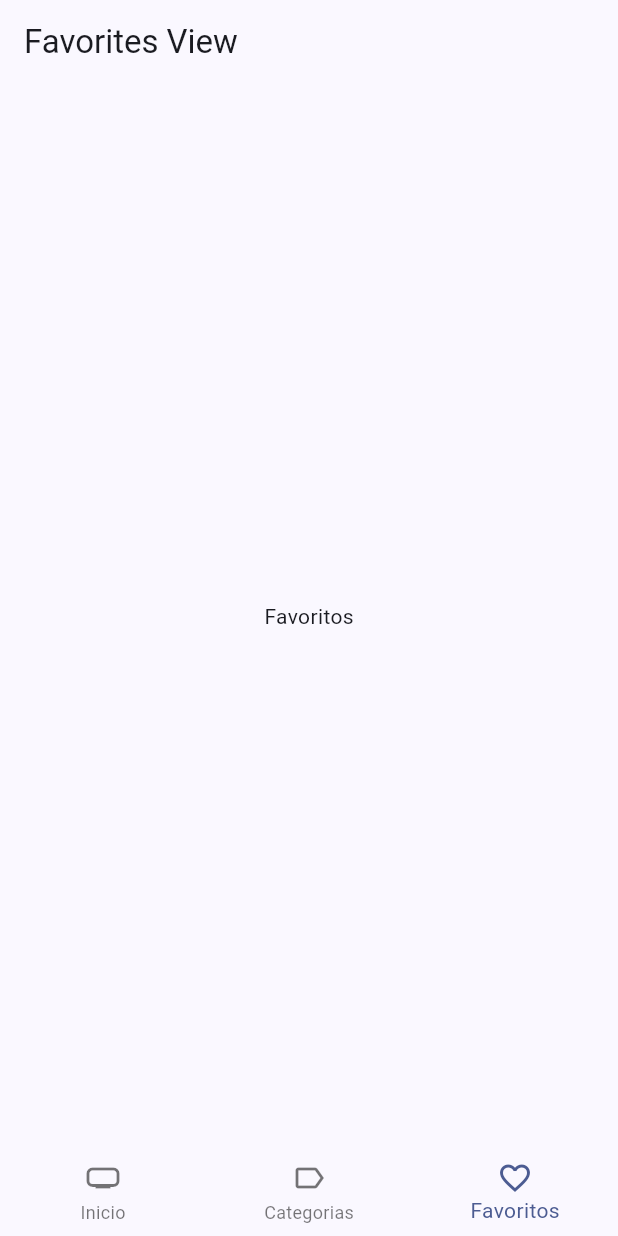
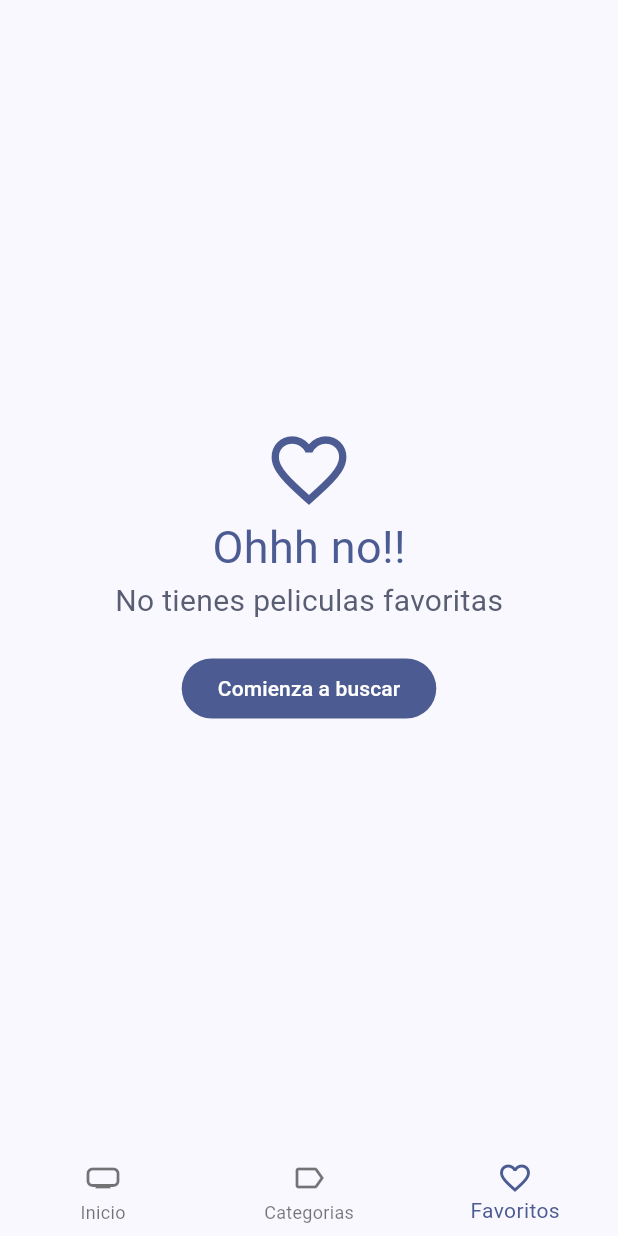
Before and after one commit to adrixpho/cinemapedia, a Flutter app: the screen it shows after launch, item 3 of the bottom bar chosen, on a phone screen of 412 x 824 dp. Run offline on Flutter 3.47's test engine with Material 2 defaults, Android fonts, the phone set to English and light mode, and no system bars; our stand-ins replace animate_do, card_swiper, dio, flutter_dotenv, flutter_riverpod, go_router and 1 more; accounts and stored records are empty; generated files the repository leaves out were written again; network calls fail.

Commit message:
Added favorites and persistance with Isar DB

```diff
--- a/lib/config/router/app_router.dart
+++ b/lib/config/router/app_router.dart
@@ -1,4 +1,3 @@
-import 'package:cinemapedia/presentation/views/views.dart';
 import 'package:go_router/go_router.dart';
 
 import '../../presentation/screens/screens.dart';
--- a/lib/domain/entities/movie.dart
+++ b/lib/domain/entities/movie.dart
@@ -1,4 +1,11 @@
+import 'package:isar/isar.dart';
+
+part 'movie.g.dart';
+
+@collection
 class Movie {
+  Id? isarId;
+
   final bool adult;
   final String backdropPath;
   final List<String> genreIds;
--- a/lib/presentation/providers/providers.dart
+++ b/lib/presentation/providers/providers.dart
@@ -8,3 +8,6 @@ export 'actors/actors_by_movie_provider.dart';
 export 'actors/actors_repo_provider.dart';
 
 export 'search/search_movies_provider.dart';
+
+export 'storage/local_storage_provider.dart';
+export 'storage/favorites_movies_provider.dart';
--- /dev/null
+++ b/lib/presentation/providers/storage/local_storage_provider.dart
@@ -0,0 +1,6 @@
+import 'package:cinemapedia/infrastructure/datasources/isar_datasource.dart';
+import 'package:cinemapedia/infrastructure/repositories/local_storage_impl.dart';
+import 'package:flutter_riverpod/flutter_riverpod.dart';
+
+final localStorageProvider =
+    Provider((ref) => LocalStorageImpl(IsarDatasource()));
--- a/lib/presentation/views/home_views/favorites_view.dart
+++ b/lib/presentation/views/home_views/favorites_view.dart
@@ -1,16 +1,83 @@
+import 'package:cinemapedia/presentation/providers/providers.dart';
+import 'package:cinemapedia/presentation/widgets/widgets.dart';
 import 'package:flutter/material.dart';
+import 'package:flutter_riverpod/flutter_riverpod.dart';
+import 'package:go_router/go_router.dart';
 
-class FavoritesView extends StatelessWidget {
+import '../../../domain/entities/entities.dart';
+
+class FavoritesView extends ConsumerStatefulWidget {
   const FavoritesView({Key? key}) : super(key: key);
 
   @override
+  FavoritesViewState createState() => FavoritesViewState();
+}
+
+class FavoritesViewState extends ConsumerState<FavoritesView> {
+  bool isLoading = false;
+  bool isLastPage = false;
+
+  @override
+  void initState() {
+    super.initState();
+
+    loadNextPage();
+  }
+
+  void loadNextPage() async {
+    if (isLoading || isLastPage) return;
+    isLoading = true;
+
+    final List<Movie> movies =
+        await ref.read(favoriteMoviesProvider.notifier).loadNextPage();
+    isLoading = false;
+    if (movies.isEmpty) {
+      isLastPage = true;
+    }
+  }
+
+  @override
   Widget build(BuildContext context) {
+    final favoriteMovies = ref.watch(favoriteMoviesProvider).values.toList();
+
+    if (favoriteMovies.isEmpty) {
+      final colors = Theme.of(context).colorScheme;
+
+      return Center(
+        child: Column(
+          mainAxisAlignment: MainAxisAlignment.center,
+          crossAxisAlignment: CrossAxisAlignment.center,
+          children: [
+            Icon(
+              Icons.favorite_outline_sharp,
+              color: colors.primary,
+              size: 60,
+            ),
+            Text(
+              'Ohhh no!!',
+              style: TextStyle(fontSize: 30, color: colors.primary),
+            ),
+            Text(
+              'No tienes peliculas favoritas',
+              style: TextStyle(
+                fontSize: 20,
+                color: colors.secondary,
+              ),
+            ),
+            const SizedBox(height: 20),
+            FilledButton(
+              onPressed: () => context.go('/home/0'),
+              child: const Text('Comienza a buscar'),
+            ),
+          ],
+        ),
+      );
+    }
+
     return Scaffold(
-      appBar: AppBar(
-        title: const Text('Favorites View'),
-      ),
-      body: const Center(
-        child: Text('Favoritos'),
+      body: MovieMasonry(
+        movies: favoriteMovies,
+        loadNextPage: loadNextPage,
       ),
     );
   }
--- a/lib/presentation/widgets/shared/custom_bottom_nav_bar.dart
+++ b/lib/presentation/widgets/shared/custom_bottom_nav_bar.dart
@@ -1,5 +1,3 @@
-import 'dart:developer';
-
 import 'package:flutter/material.dart';
 import 'package:go_router/go_router.dart';
 
--- a/lib/presentation/widgets/widgets.dart
+++ b/lib/presentation/widgets/widgets.dart
@@ -3,3 +3,5 @@ export 'shared/custom_app_bar.dart';
 export 'shared/full_screen_loader.dart';
 export 'movies/movies_slideshow.dart';
 export 'movies/movie_horizontal_listview.dart';
+export 'movies/movie_masonry.dart';
+export 'movies/movie_poster_link.dart';
--- a/pubspec.yaml
+++ b/pubspec.yaml
@@ -36,13 +36,19 @@ dependencies:
     sdk: flutter
   flutter_dotenv: ^5.0.2
   flutter_riverpod: ^2.3.5
+  flutter_staggered_grid_view: ^0.6.2
   go_router: ^6.5.7
   intl: ^0.18.1
+  isar: ^3.1.0+1
+  isar_flutter_libs: ^3.1.0+1
+  path_provider: ^2.0.15
 
 dev_dependencies:
+  build_runner: ^2.4.6
   flutter_lints: ^2.0.0
   flutter_test:
     sdk: flutter
+  isar_generator: ^3.1.0+1
 
 # For information on the generic Dart part of this file, see the
 # following page: https://dart.dev/tools/pub/pubspec
```
Also changed, not shown: lib/domain/datasources/local_storage_datasource.dart (added, +7 -0 lines), lib/domain/repositories/local_storage_repository.dart (added, +7 -0 lines), lib/infrastructure/datasources/isar_datasource.dart (added, +56 -0 lines), lib/infrastructure/repositories/local_storage_impl.dart (added, +20 -0 lines), lib/presentation/providers/storage/favorites_movies_provider.dart (added, +47 -0 lines), lib/presentation/screens/movies/movie_screen.dart (+68 -16 lines), lib/presentation/widgets/movies/movie_masonry.dart (added, +72 -0 lines), lib/presentation/widgets/movies/movie_poster_link.dart (added, +28 -0 lines), lib/domain/entities/movie.g.dart (added), 2 other files.
